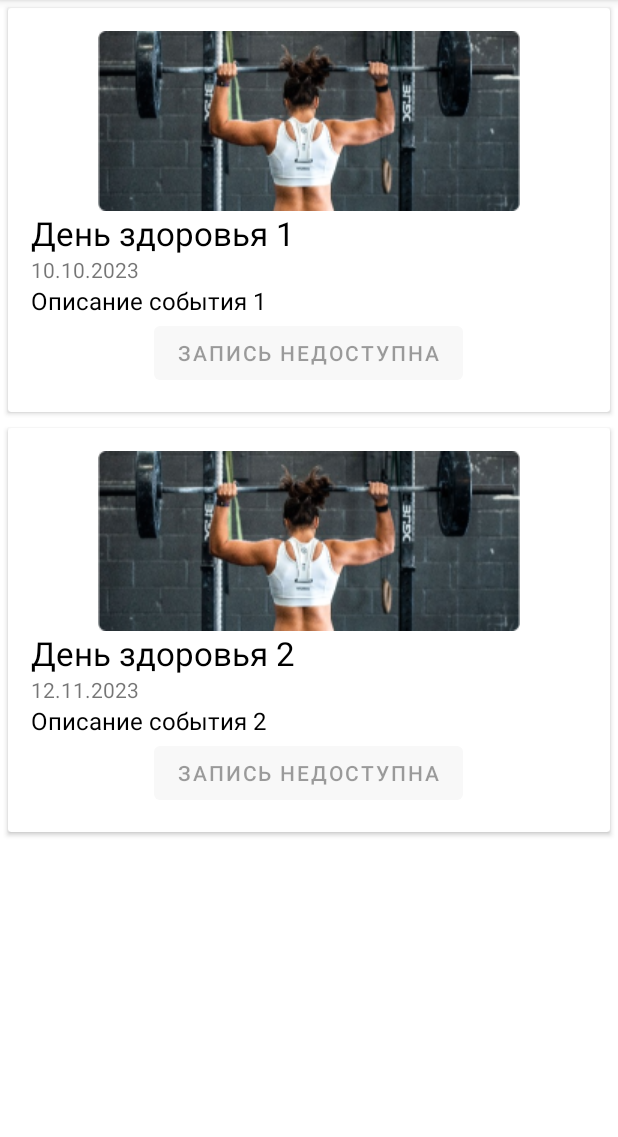
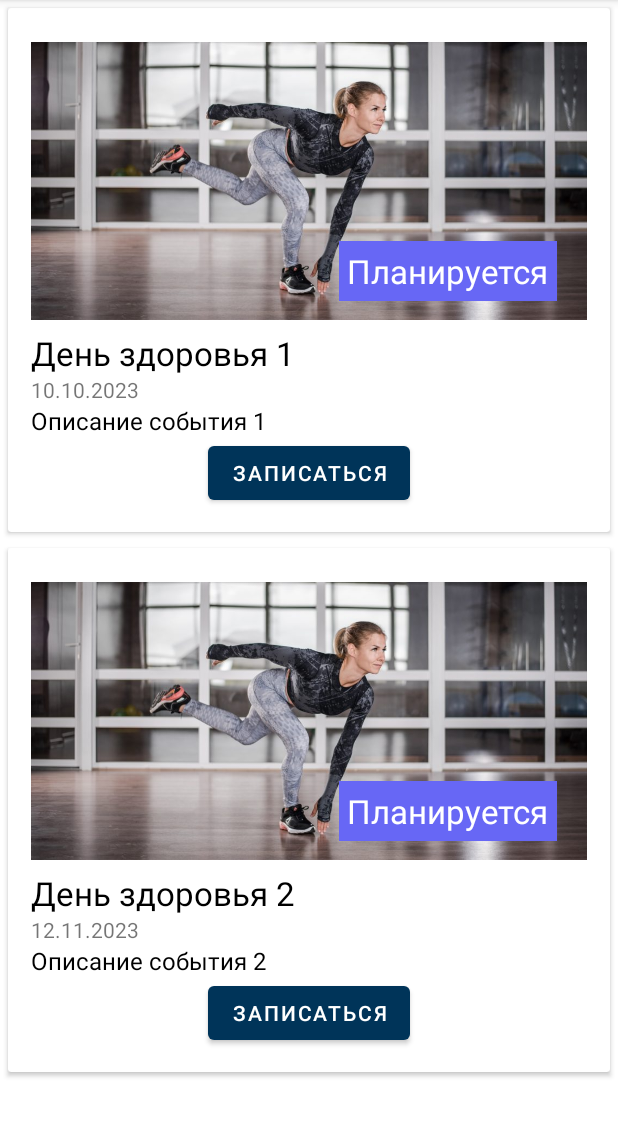
Before and after one commit to SergeiKrainyukov/AdaptumApp, an Android app: the screen it shows after launch (MainActivity), in the side drawer, after a tap on "События", on a phone screen of 412 x 824 dp, the part 84-1221 px from its top. Run offline under Robolectric (Android 15) with nearby library versions, the phone set to English and light mode, and no system bars; our stand-ins replace Dagger/Hilt's generated code.

Commit message:
Обновлен экран событий

```diff
--- a/app/src/main/java/com/example/adaptumapp/presentation/viewHolders/EventViewHolder.kt
+++ b/app/src/main/java/com/example/adaptumapp/presentation/viewHolders/EventViewHolder.kt
@@ -12,6 +12,7 @@ class EventViewHolder(private val view: View, private val registerAction: ((Int)
     fun bind(eventItem: EventListItem) {
         with(view) {
             findViewById<TextView>(R.id.title).text = eventItem.title
+            findViewById<TextView>(R.id.status_tv).text = eventItem.status
             findViewById<TextView>(R.id.date).text = eventItem.date
             findViewById<TextView>(R.id.description).text = eventItem.description
             findViewById<Button>(R.id.register_button).apply {
--- a/app/src/main/java/com/example/adaptumapp/presentation/viewModels/EventsFragmentViewModel.kt
+++ b/app/src/main/java/com/example/adaptumapp/presentation/viewModels/EventsFragmentViewModel.kt
@@ -22,7 +22,7 @@ class EventsFragmentViewModel @Inject constructor(
                 EventListItem(
                     id = 0,
                     photoUrl = "",
-                status = "Регистрация",
+                    status = "Планируется",
                     title = "День здоровья 1",
                     description = "Описание события 1",
                     date = "10.10.2023"
@@ -30,7 +30,7 @@ class EventsFragmentViewModel @Inject constructor(
                 EventListItem(
                     id = 1,
                     photoUrl = "",
-                status = "Регистрация",
+                    status = "Планируется",
                     title = "День здоровья 2",
                     description = "Описание события 2",
                     date = "12.11.2023"
--- a/app/src/main/res/layout/item_event.xml
+++ b/app/src/main/res/layout/item_event.xml
@@ -8,13 +8,30 @@
     <LinearLayout
         android:layout_width="match_parent"
         android:layout_height="wrap_content"
-        android:padding="15dp"
-        android:orientation="vertical">
+        android:orientation="vertical"
+        android:padding="15dp">
 
-        <ImageView
+        <FrameLayout
             android:layout_width="match_parent"
-            android:layout_height="wrap_content"
-            android:src="@drawable/img_training" />
+            android:layout_height="200dp">
+
+            <ImageView
+                android:layout_width="match_parent"
+                android:layout_height="wrap_content"
+                android:src="@drawable/img_training" />
+
+            <TextView
+                android:id="@+id/status_tv"
+                style="@style/TitleTextStyleWhite"
+                android:layout_width="wrap_content"
+                android:layout_height="wrap_content"
+                android:layout_gravity="end|bottom"
+                android:layout_margin="20dp"
+                android:padding="5dp"
+                android:background="@color/theme_violet"
+                tools:text="Регистрация" />
+        </FrameLayout>
+
 
         <TextView
             android:id="@+id/title"
@@ -31,9 +48,9 @@
 
         <TextView
             android:id="@+id/description"
+            style="@style/NormalTextStyleBlack"
             android:layout_width="match_parent"
             android:layout_height="wrap_content"
-            style="@style/NormalTextStyleBlack"
             tools:text="Описание" />
 
         <Button
--- a/app/src/main/res/values/styles.xml
+++ b/app/src/main/res/values/styles.xml
@@ -2,6 +2,11 @@
 <resources>
     <style name="TitleTextStyleBlack">
         <item name="android:textColor">@color/black</item>
+        <item name="android:textSize">@dimen/text_title</item>
+    </style>
+
+    <style name="TitleTextStyleWhite">
+        <item name="android:textColor">@color/white</item>
         <item name="android:textSize">@dimen/text_title</item>
     </style>
 
```
Also changed, not shown: app/src/main/res/drawable/img_training.jpeg (added), app/src/main/res/drawable/img_training.png (deleted). Lines whose indentation alone changed are shown as unchanged.
